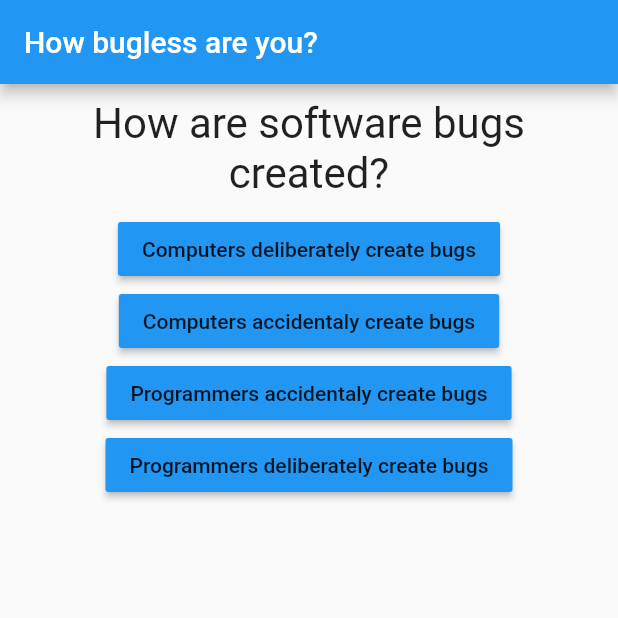
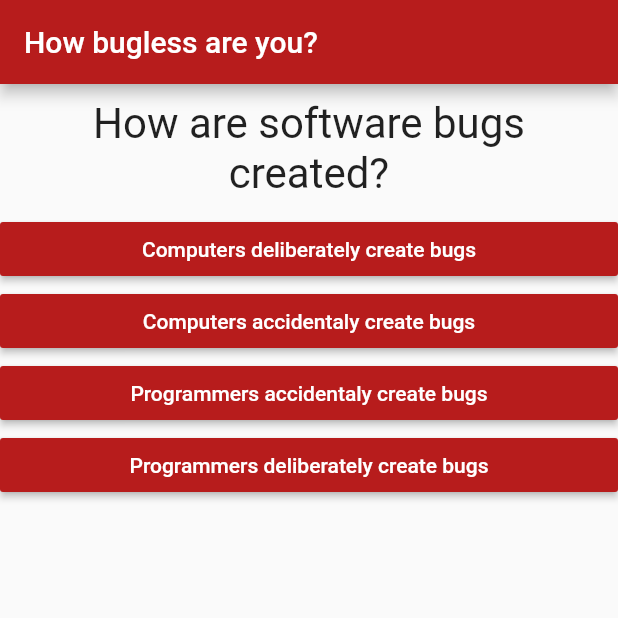
Before and after one commit to douglasnavarro/bugless-quiz, a Flutter app: the screen it shows after launch, on a phone screen of 412 x 824 dp, the top half of it. Run offline on Flutter 3.47's test engine with Material 2 defaults, Android fonts, the phone set to English and light mode, and no system bars.

Commit message:
add styling details and restart mechanism

```diff
--- a/lib/answer.dart
+++ b/lib/answer.dart
@@ -9,9 +9,10 @@ class Answer extends StatelessWidget {
   @override
   Widget build(BuildContext context) {
     return Container(
+        width: double.infinity,
         child: RaisedButton(
-            color: Colors.blue,
+            color: Colors.red[900],
             onPressed: selectHandler,
-            child: Text(this.answerText)));
+            child: Text(this.answerText, style: TextStyle(color: Colors.white))));
   }
 }
--- a/lib/main.dart
+++ b/lib/main.dart
@@ -2,6 +2,7 @@ import 'package:flutter/material.dart';
 
 import './quiz.dart';
 import './result.dart';
+import './restart.dart';
 
 void main() => runApp(MyApp());
 
@@ -13,6 +14,7 @@ class MyApp extends StatefulWidget {
 class _MyAppState extends State<MyApp> {
   var _questionIndex = 0;
   var _score = 0;
+
   void _answerQuestion(int score) {
     setState(() {
       _questionIndex += 1;
@@ -20,6 +22,14 @@ class _MyAppState extends State<MyApp> {
     });
     print(_questionIndex);
     print(_score);
+  }
+
+  void _restartQuiz() {
+    setState(() {
+      _score = 0;
+      _questionIndex = 0;
+    });
+    print('Restarting quiz!');
   }
 
   @override
@@ -65,9 +75,11 @@ class _MyAppState extends State<MyApp> {
     ];
     return MaterialApp(
         home: Scaffold(
-            appBar: AppBar(title: Text('How bugless are you?')),
+            appBar: AppBar(title: Text('How bugless are you?'), backgroundColor: Colors.red[900],),
             body: _questionIndex > (_questions.length - 1)
-                ? Result()
+                ? Column(children: [Result(_score), Restart(_restartQuiz),
+                                    Image(image: AssetImage('assets/bugless.png'))],
+                         mainAxisAlignment: MainAxisAlignment.center)
                 : Quiz(
                     answerQuestion: _answerQuestion,
                     questions: _questions,
--- a/pubspec.yaml
+++ b/pubspec.yaml
@@ -41,9 +41,8 @@ flutter:
   uses-material-design: true
 
   # To add assets to your application, add an assets section, like this:
-  # assets:
-  #  - images/a_dot_burr.jpeg
-  #  - images/a_dot_ham.jpeg
+  assets:
+   - assets/bugless.png
 
   # An image asset can refer to one or more resolution-specific "variants", see
   # https://flutter.dev/assets-and-images/#resolution-aware.
```
Also changed, not shown: lib/restart.dart (added, +10 -0 lines), lib/result.dart (+21 -1 lines), assets/bugless.png (added), 1 other file.
